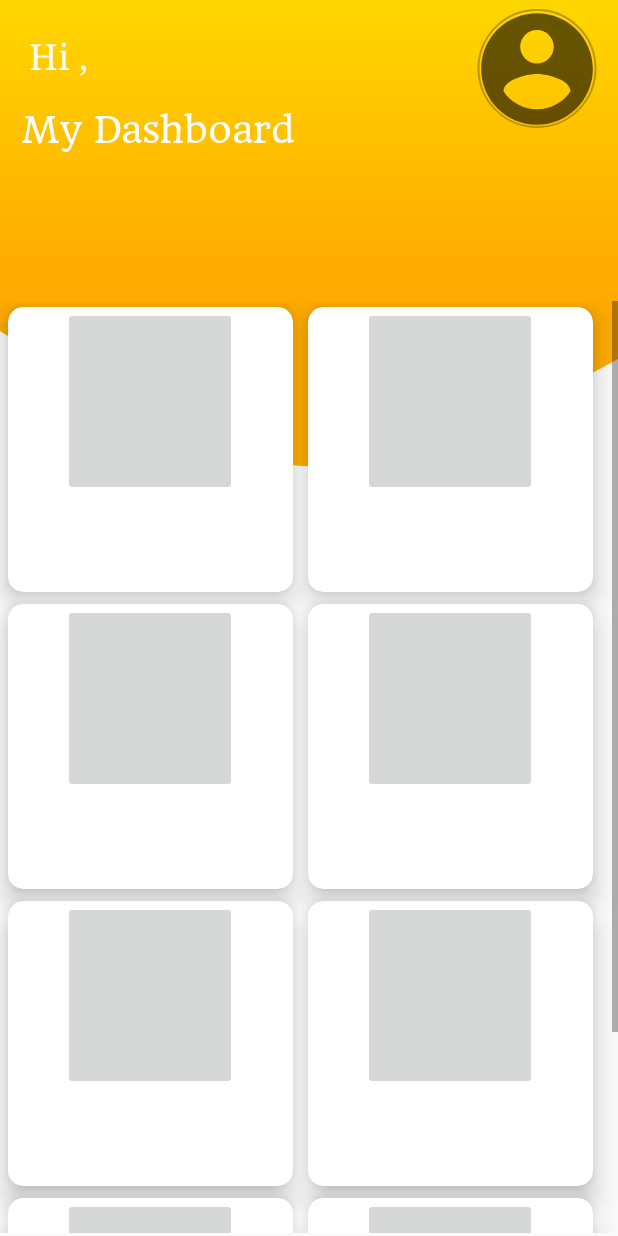
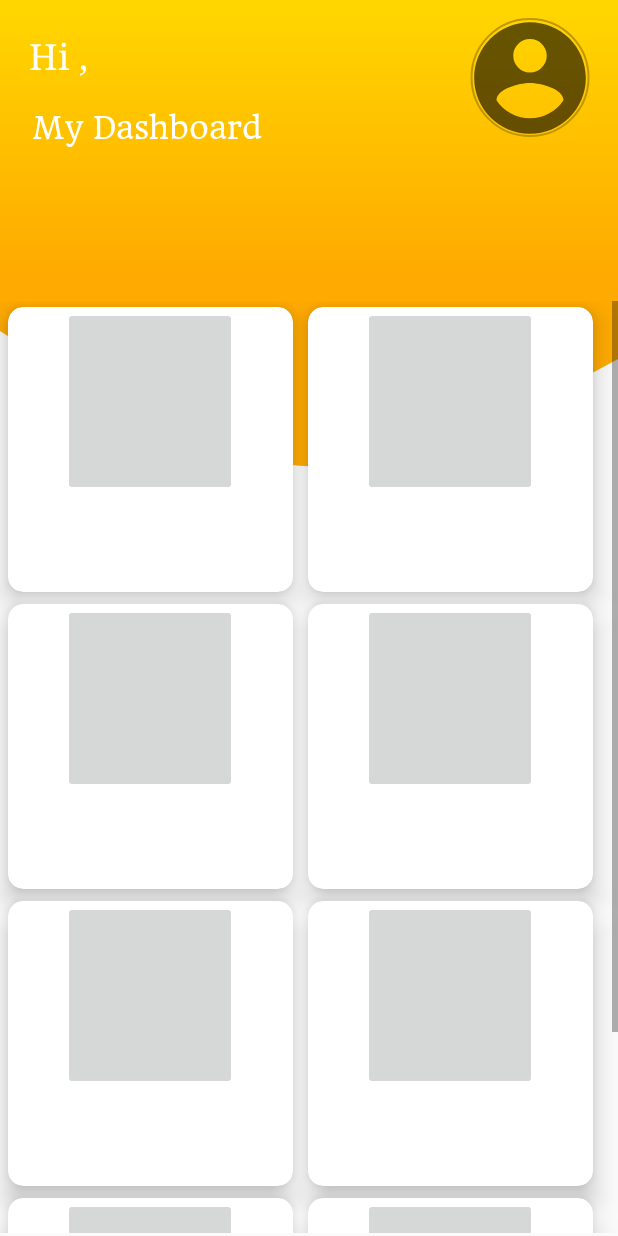
Before and after one commit to Hemant2000-karens/AndroidApplication, an Android app: the HomeP screen opened directly, with no data from a screen before it, on a phone screen of 412 x 824 dp. Run offline under Robolectric (Android 15) with nearby library versions, the phone set to English and light mode, and no system bars; our stand-ins replace CircleImageView, Firebase (no records; nobody signed in at launch, a user with empty details on screens opened directly); Roboto replaces fonts that are not available here; 1 statement that could not run was skipped.

Commit message:
FIXED NEW BUG
New Features Added
ANd it will be Completely Released ON Diwali ....
With CeleBration ....

```diff
--- a/app/src/main/res/layout/activity_home_p.xml
+++ b/app/src/main/res/layout/activity_home_p.xml
@@ -39,8 +39,8 @@
         android:layout_alignParentTop="true"
         android:layout_alignParentEnd="true"
         android:layout_marginStart="115dp"
-        android:layout_marginTop="6dp"
-        android:layout_marginEnd="9dp"
+        android:layout_marginTop="12dp"
+        android:layout_marginEnd="14dp"
         android:contentDescription="@string/todo"
         android:src="@drawable/account"
         app:civ_border_color="#BF9600"
@@ -58,7 +58,7 @@
         android:layout_marginEnd="106dp"
         android:fontFamily="serif"
         android:gravity="center"
-        android:textAlignment="center"
+        android:textAlignment="viewStart"
         android:textColor="#FFFFFF"
         android:textSize="24sp" />
 
@@ -231,14 +231,14 @@
         android:layout_alignParentStart="true"
         android:layout_alignParentTop="true"
         android:layout_alignParentEnd="true"
-        android:layout_marginStart="14dp"
-        android:layout_marginTop="65dp"
-        android:layout_marginEnd="95dp"
+        android:layout_marginStart="21dp"
+        android:layout_marginTop="64dp"
+        android:layout_marginEnd="88dp"
         android:fontFamily="@font/headland_one"
         android:gravity="center"
         android:text="@string/my_dashboard"
         android:textAlignment="textStart"
         android:textColor="#FFFFFF"
-        android:textSize="24sp" />
+        android:textSize="20sp" />
 
 </RelativeLayout>
```
Also changed, not shown: app/src/main/res/layout/dialogbox.xml (added, +66 -0 lines), 42 other files.
